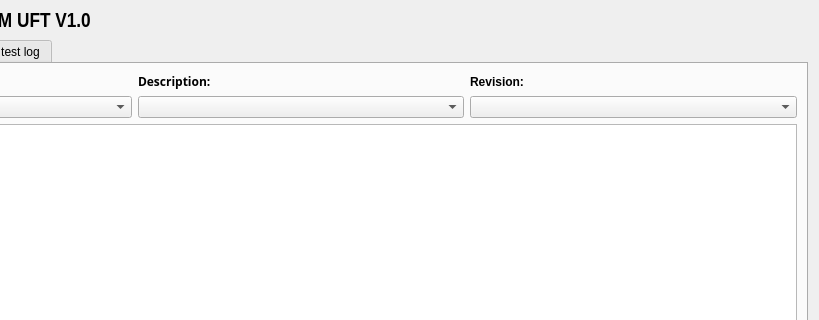
Old version of the form src/UFT_GUI/UFT_Ui.ui in the repository fanmuzhi/UFT; both pictures show x 217 to 1036 and y 0 to 320 of the 1036 by 722 pixel window.
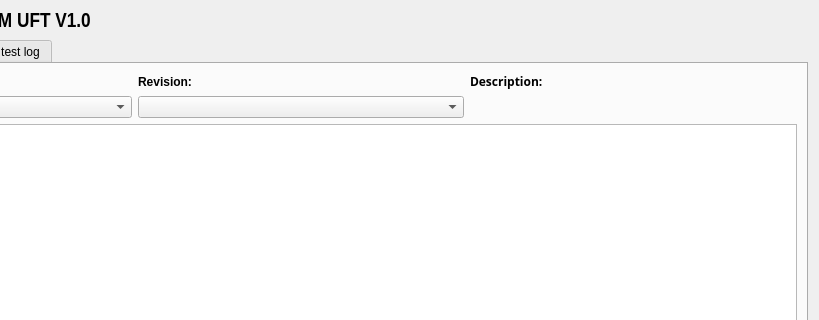
New version of the form. Custom widgets are drawn as their Qt base class.

```diff
--- a/src/UFT_GUI/UFT_Ui.ui
+++ b/src/UFT_GUI/UFT_Ui.ui
@@ -313,20 +313,6 @@
           </widget>
          </item>
          <item row="0" column="1">
-          <widget class="QLabel" name="label_7">
-           <property name="font">
-            <font>
-             <family>Arial Unicode MS</family>
-             <weight>75</weight>
-             <bold>true</bold>
-            </font>
-           </property>
-           <property name="text">
-            <string>Description: </string>
-           </property>
-          </widget>
-         </item>
-         <item row="0" column="2">
           <widget class="QLabel" name="label_8">
            <property name="font">
             <font>
@@ -344,11 +330,29 @@
           <widget class="QComboBox" name="partNum_comboBox"/>
          </item>
          <item row="1" column="1">
-          <widget class="QComboBox" name="description_comboBox"/>
-         </item>
-         <item row="1" column="2">
           <widget class="QComboBox" name="revision_comboBox"/>
          </item>
+         <item row="0" column="2">
+          <widget class="QLabel" name="label_7">
+           <property name="font">
+            <font>
+             <family>Arial Unicode MS</family>
+             <weight>75</weight>
+             <bold>true</bold>
+            </font>
+           </property>
+           <property name="text">
+            <string>Description: </string>
+           </property>
+          </widget>
+         </item>
+         <item row="1" column="2">
+          <widget class="QLabel" name="descriptionLabel">
+           <property name="text">
+            <string/>
+           </property>
+          </widget>
+         </item>
         </layout>
        </item>
        <item row="1" column="0">
```
Left out of the diff: 8 changed lines with no effect on the pictures.
